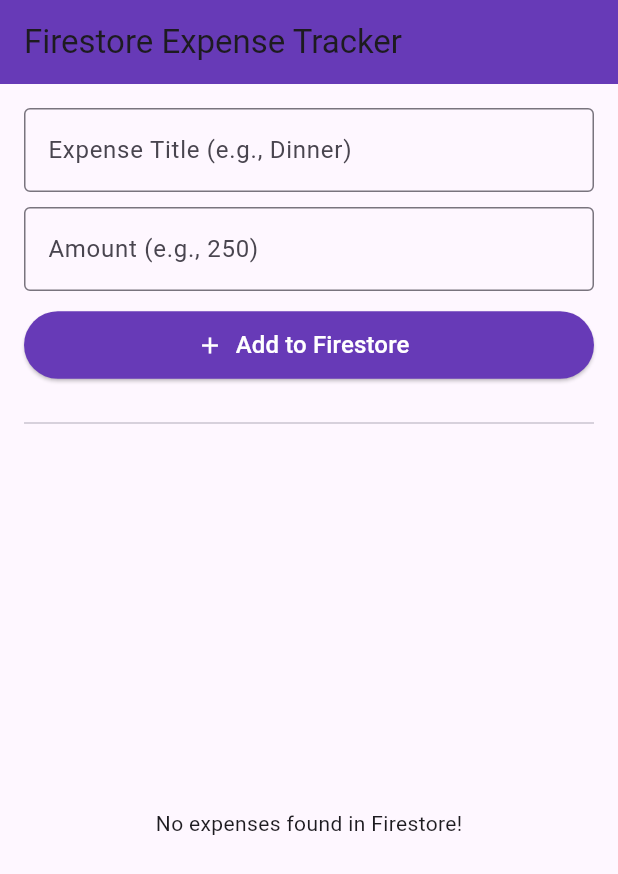
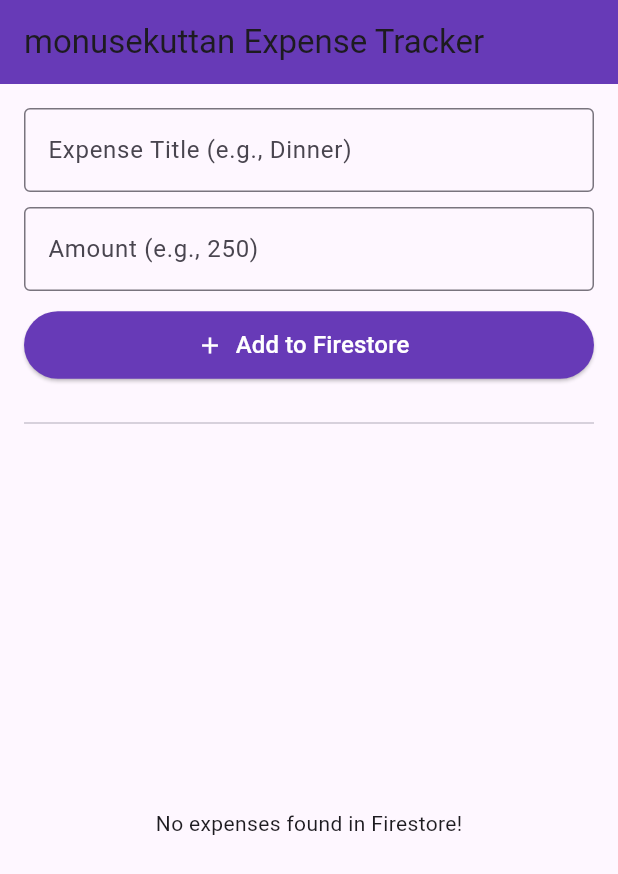
Before and after one commit to mufi10-tec/monus_try, a Flutter app: the screen it shows after launch, on a phone screen of 412 x 824 dp. Shown: the top 874 px of the screen. Run offline on Flutter 3.47's test engine with Material 3 defaults, Android fonts, the phone set to English and light mode, and no system bars; our stand-ins replace cloud_firestore, cloud_functions, firebase_auth, firebase_core, firebase_database, pie_chart; accounts and stored records are empty.

Commit message:
feat: real ui change

```diff
--- a/lib/main.dart
+++ b/lib/main.dart
@@ -55,7 +55,7 @@
   Widget build(BuildContext context) {
     return Scaffold(
       appBar: AppBar(
-        title: const Text('Firestore Expense Tracker'),
+        title: const Text('monusekuttan Expense Tracker'),
         backgroundColor: Colors.deepPurple,
       ),
       body: Padding(
```
